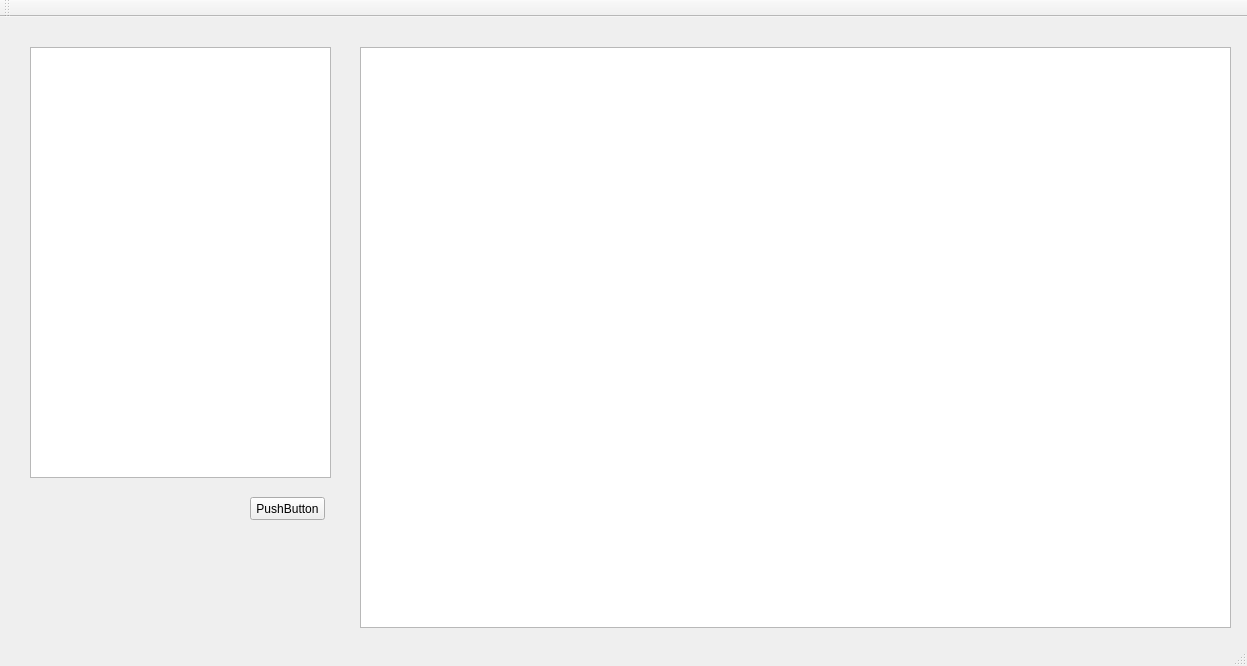
Qt form mainwindow.ui (Dimaximym/PlanetSystem) before a commit.
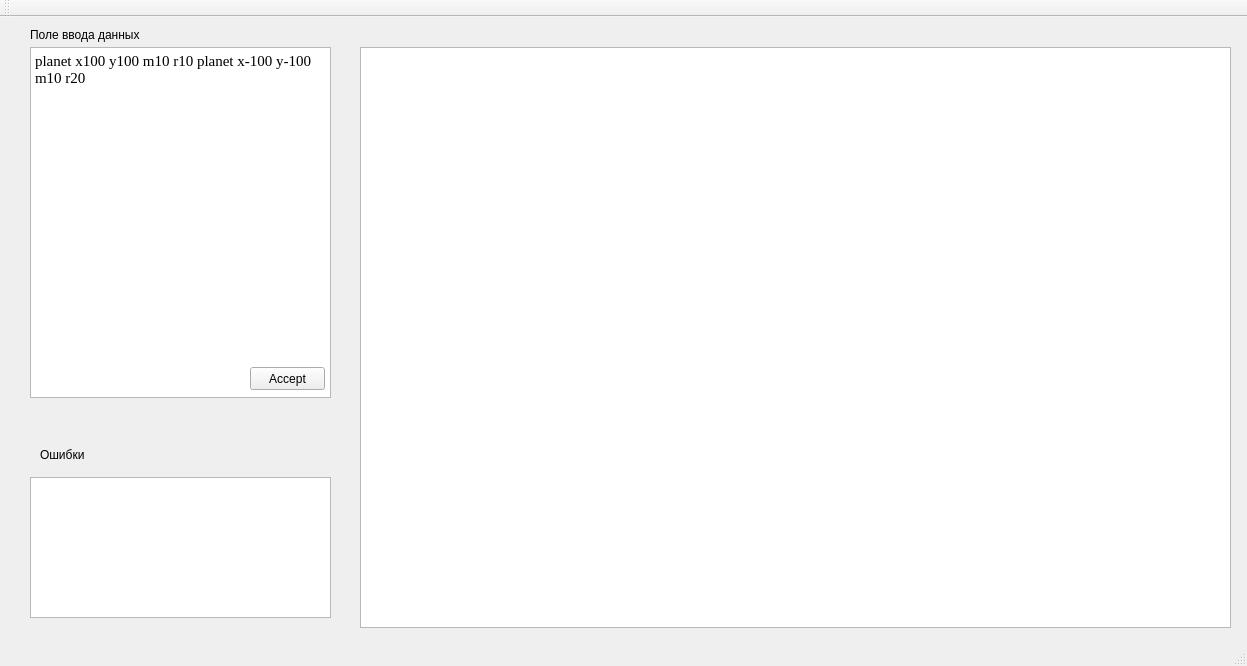
The same form after that commit.

The edit to the form file:
```diff
--- a/mainwindow.ui
+++ b/mainwindow.ui
@@ -30,21 +30,76 @@
       <x>30</x>
       <y>30</y>
       <width>301</width>
-      <height>431</height>
+      <height>351</height>
      </rect>
     </property>
+    <property name="font">
+     <font>
+      <family>Times New Roman</family>
+      <pointsize>14</pointsize>
+     </font>
+    </property>
+    <property name="html">
+     <string>&lt;!DOCTYPE HTML PUBLIC &quot;-//W3C//DTD HTML 4.0//EN&quot; &quot;http://www.w3.org/TR/REC-html40/strict.dtd&quot;&gt;
+&lt;html&gt;&lt;head&gt;&lt;meta name=&quot;qrichtext&quot; content=&quot;1&quot; /&gt;&lt;style type=&quot;text/css&quot;&gt;
+p, li { white-space: pre-wrap; }
+&lt;/style&gt;&lt;/head&gt;&lt;body style=&quot; font-family:'Times New Roman'; font-size:14pt; font-weight:400; font-style:normal;&quot;&gt;
+&lt;p style=&quot; margin-top:0px; margin-bottom:0px; margin-left:0px; margin-right:0px; -qt-block-indent:0; text-indent:0px;&quot;&gt;&lt;a name=&quot;docs-internal-guid-c4f21d2d-7fff-9391-d479-bb174f950eb2&quot;&gt;&lt;/a&gt;&lt;span style=&quot; font-family:'Arial'; font-size:11pt; color:#000000; background-color:transparent;&quot;&gt;p&lt;/span&gt;&lt;span style=&quot; font-family:'Arial'; font-size:11pt; color:#000000; background-color:transparent;&quot;&gt;lanet x100 y100 m10 r10 planet x-100 y-100 m10 r20&lt;/span&gt;&lt;/p&gt;&lt;/body&gt;&lt;/html&gt;</string>
+    </property>
    </widget>
    <widget class="QPushButton" name="buttonAccept">
     <property name="geometry">
      <rect>
       <x>250</x>
-      <y>480</y>
+      <y>350</y>
       <width>75</width>
       <height>23</height>
      </rect>
     </property>
     <property name="text">
-     <string>PushButton</string>
+     <string>Accept</string>
+    </property>
+   </widget>
+   <widget class="QLabel" name="label">
+    <property name="geometry">
+     <rect>
+      <x>30</x>
+      <y>10</y>
+      <width>121</width>
+      <height>16</height>
+     </rect>
+    </property>
+    <property name="text">
+     <string>Поле ввода данных</string>
+    </property>
+   </widget>
+   <widget class="QLabel" name="label_2">
+    <property name="geometry">
+     <rect>
+      <x>40</x>
+      <y>430</y>
+      <width>121</width>
+      <height>16</height>
+     </rect>
+    </property>
+    <property name="text">
+     <string>Ошибки</string>
+    </property>
+   </widget>
+   <widget class="QTextBrowser" name="errorLog">
+    <property name="geometry">
+     <rect>
+      <x>30</x>
+      <y>460</y>
+      <width>301</width>
+      <height>141</height>
+     </rect>
+    </property>
+    <property name="font">
+     <font>
+      <family>Times New Roman</family>
+      <pointsize>14</pointsize>
+     </font>
     </property>
    </widget>
   </widget>
```
Left out of the diff: 23 changed lines with no effect on the pictures.
